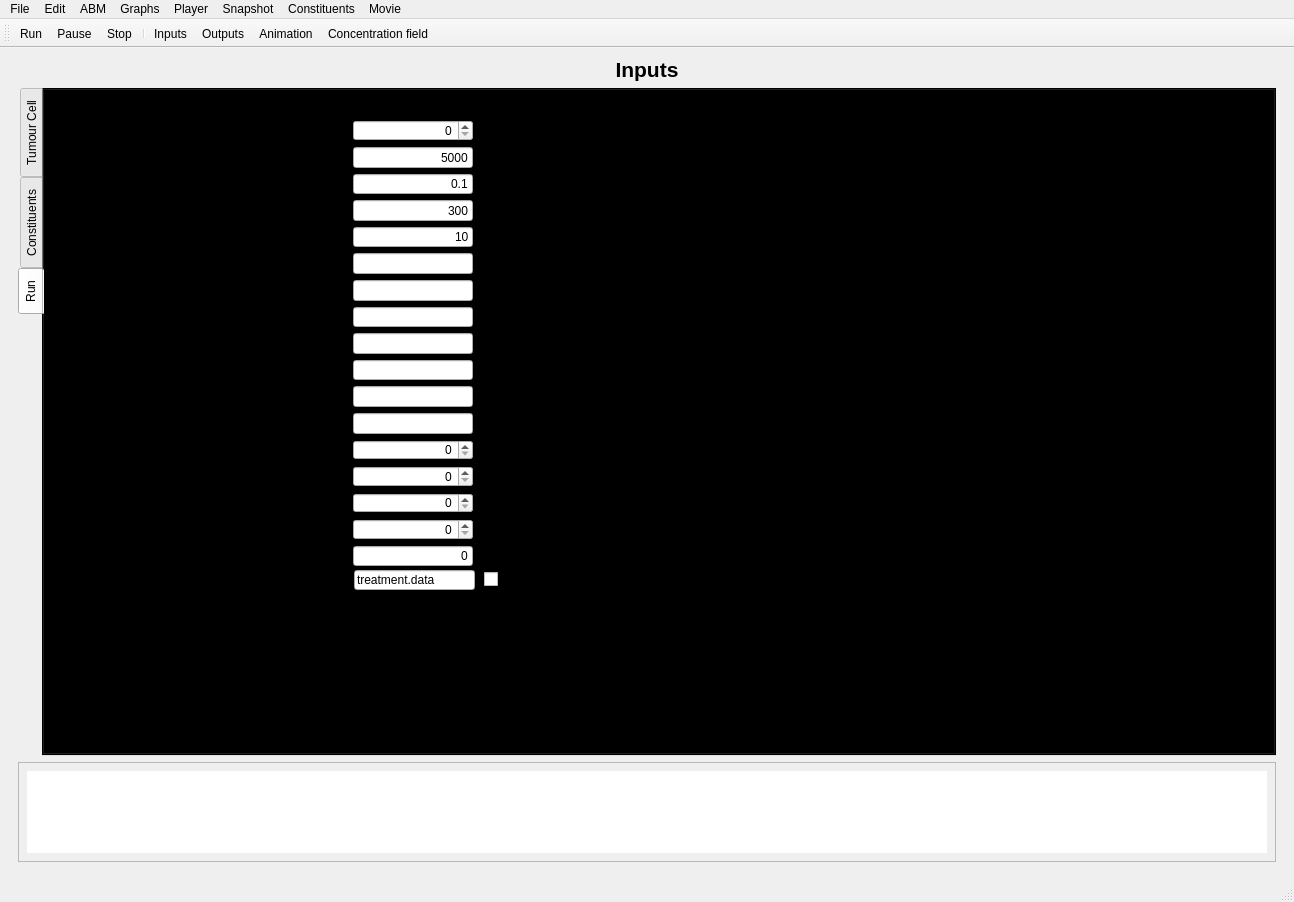
First picture: the form in GUI/spheroid_GUI.ui, repository gibbogle/spheroid-abm, before the edit.
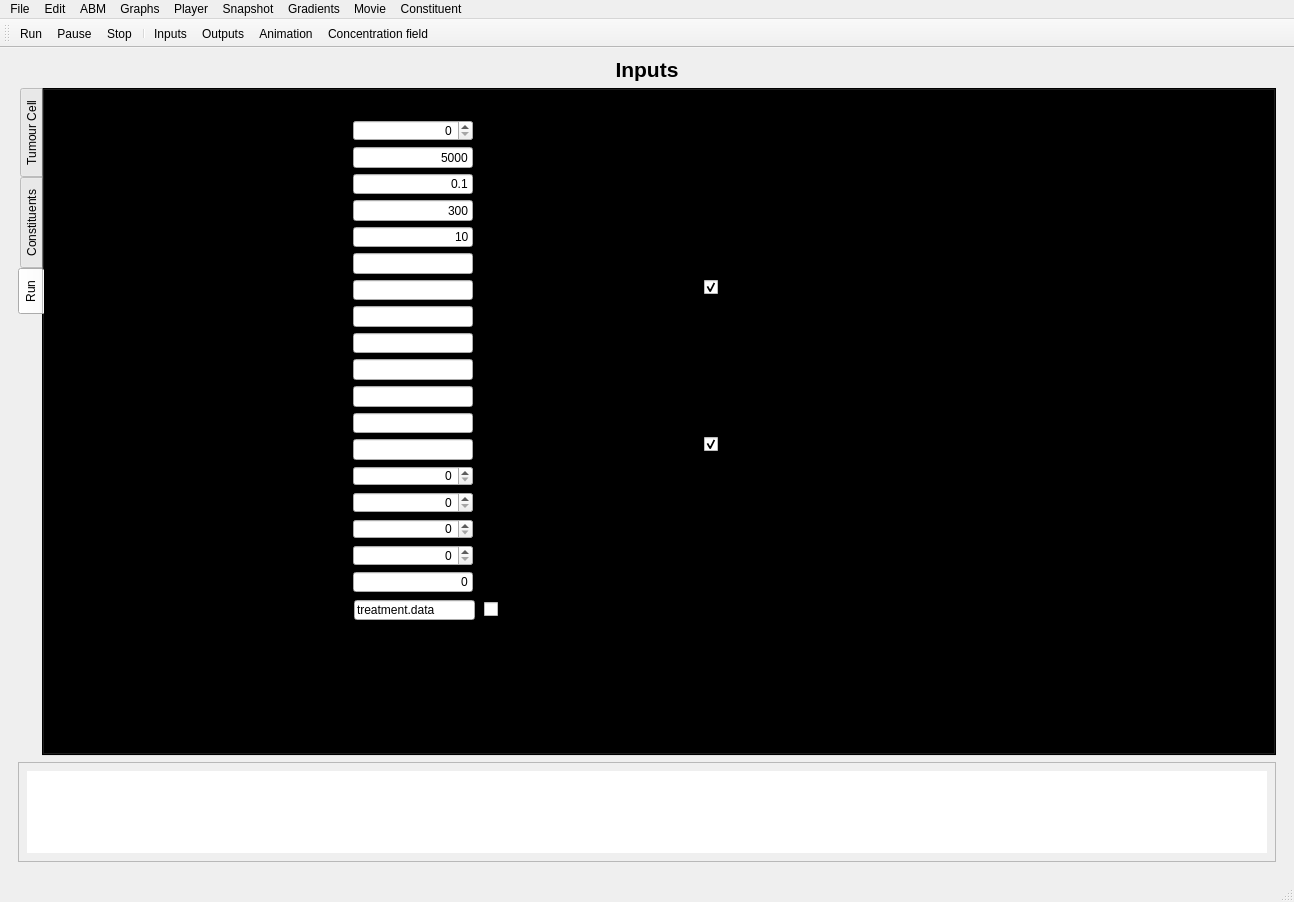
Second picture: the form after the edit. The open tabs and pages were chosen to show the change. Icons and pictures are not drawn. Custom widgets are drawn as their Qt base class.

Commit message: Changed graphs to allow dynamic selection etc

```diff
--- a/GUI/spheroid_GUI.ui
+++ b/GUI/spheroid_GUI.ui
@@ -1087,7 +1087,7 @@
               <x>30</x>
               <y>30</y>
               <width>431</width>
-              <height>446</height>
+              <height>472</height>
              </rect>
             </property>
             <layout class="QGridLayout" name="gridLayout_4">
@@ -1172,7 +1172,7 @@
                </property>
               </spacer>
              </item>
-             <item row="12" column="0">
+             <item row="13" column="0">
               <widget class="QMyLabel" name="label_SEED1">
                <property name="mouseTracking">
                 <bool>false</bool>
@@ -1188,7 +1188,7 @@
                </property>
               </widget>
              </item>
-             <item row="12" column="1">
+             <item row="13" column="1">
               <spacer name="horizontalSpacer_30">
                <property name="orientation">
                 <enum>Qt::Horizontal</enum>
@@ -1201,7 +1201,7 @@
                </property>
               </spacer>
              </item>
-             <item row="12" column="2">
+             <item row="13" column="2">
               <widget class="QSpinBox" name="spin_SEED1">
                <property name="maximumSize">
                 <size>
@@ -1217,7 +1217,7 @@
                </property>
               </widget>
              </item>
-             <item row="13" column="0">
+             <item row="14" column="0">
               <widget class="QMyLabel" name="label_SEED2">
                <property name="mouseTracking">
                 <bool>false</bool>
@@ -1233,7 +1233,7 @@
                </property>
               </widget>
              </item>
-             <item row="13" column="1">
+             <item row="14" column="1">
               <spacer name="horizontalSpacer_31">
                <property name="orientation">
                 <enum>Qt::Horizontal</enum>
@@ -1246,7 +1246,7 @@
                </property>
               </spacer>
              </item>
-             <item row="13" column="2">
+             <item row="14" column="2">
               <widget class="QSpinBox" name="spin_SEED2">
                <property name="maximumSize">
                 <size>
@@ -1278,7 +1278,7 @@
                </property>
               </widget>
              </item>
-             <item row="15" column="0">
+             <item row="16" column="0">
               <widget class="QMyLabel" name="label_NT_ANIMATION">
                <property name="toolTip">
                 <string>animation update interval</string>
@@ -1288,7 +1288,7 @@
                </property>
               </widget>
              </item>
-             <item row="15" column="1">
+             <item row="16" column="1">
               <spacer name="horizontalSpacer_32">
                <property name="orientation">
                 <enum>Qt::Horizontal</enum>
@@ -1301,7 +1301,7 @@
                </property>
               </spacer>
              </item>
-             <item row="15" column="2">
+             <item row="16" column="2">
               <widget class="QSpinBox" name="spin_NT_ANIMATION">
                <property name="maximumSize">
                 <size>
@@ -1324,7 +1324,7 @@
                </property>
               </widget>
              </item>
-             <item row="14" column="0">
+             <item row="15" column="0">
               <widget class="QMyLabel" name="label_NCPU">
                <property name="toolTip">
                 <string>animation update interval</string>
@@ -1334,7 +1334,7 @@
                </property>
               </widget>
              </item>
-             <item row="14" column="1">
+             <item row="15" column="1">
               <spacer name="horizontalSpacer_34">
                <property name="orientation">
                 <enum>Qt::Horizontal</enum>
@@ -1347,7 +1347,7 @@
                </property>
               </spacer>
              </item>
-             <item row="14" column="2">
+             <item row="15" column="2">
               <widget class="QSpinBox" name="spin_NCPU">
                <property name="maximumSize">
                 <size>
@@ -1363,7 +1363,7 @@
                </property>
               </widget>
              </item>
-             <item row="16" column="2">
+             <item row="17" column="2">
               <widget class="QLineEdit" name="line_TEST_CASE">
                <property name="maximumSize">
                 <size>
@@ -1379,14 +1379,14 @@
                </property>
               </widget>
              </item>
-             <item row="16" column="0">
+             <item row="17" column="0">
               <widget class="QMyLabel" name="label_TEST_CASE">
                <property name="text">
                 <string>label_TEST_CASE</string>
                </property>
               </widget>
              </item>
-             <item row="16" column="1">
+             <item row="17" column="1">
               <spacer name="horizontalSpacer_33">
                <property name="orientation">
                 <enum>Qt::Horizontal</enum>
@@ -1629,7 +1629,7 @@
              <item row="10" column="0">
               <widget class="QMyLabel" name="label_DEATH_THRESHOLD">
                <property name="text">
-                <string>label_DEATH_THRESHOLD</string>
+                <string>label_MM_THRESHOLD</string>
                </property>
               </widget>
              </item>
@@ -1673,14 +1673,14 @@
                </property>
               </widget>
              </item>
-             <item row="11" column="0">
-              <widget class="QMyLabel" name="label_T_HYPOXIC_LIMIT">
+             <item row="12" column="0">
+              <widget class="QMyLabel" name="label_T_ANOXIC_LIMIT">
                <property name="text">
-                <string>label_T_HYPOXIC_LIMIT</string>
+                <string>label_T_ANOXIC_LIMIT</string>
                </property>
               </widget>
              </item>
-             <item row="11" column="1">
+             <item row="12" column="1">
               <spacer name="horizontalSpacer_42">
                <property name="orientation">
                 <enum>Qt::Horizontal</enum>
@@ -1693,8 +1693,8 @@
                </property>
               </spacer>
              </item>
-             <item row="11" column="2">
-              <widget class="QLineEdit" name="line_T_HYPOXIC_LIMIT">
+             <item row="12" column="2">
+              <widget class="QLineEdit" name="line_T_ANOXIC_LIMIT">
                <property name="maximumSize">
                 <size>
                  <width>120</width>
@@ -1706,7 +1706,7 @@
                </property>
               </widget>
              </item>
-             <item row="11" column="3">
+             <item row="12" column="3">
               <widget class="QLabel" name="units_T_HYPOXIC_LIMIT">
                <property name="text">
                 <string>hrs</string>
@@ -1753,13 +1753,46 @@
                </property>
               </widget>
              </item>
+             <item row="11" column="0">
+              <widget class="QMyLabel" name="label_ANOXIA_FACTOR">
+               <property name="text">
+                <string>label_ANOXIA_FACTOR</string>
+               </property>
+              </widget>
+             </item>
+             <item row="11" column="1">
+              <spacer name="horizontalSpacer">
+               <property name="orientation">
+                <enum>Qt::Horizontal</enum>
+               </property>
+               <property name="sizeHint" stdset="0">
+                <size>
+                 <width>40</width>
+                 <height>20</height>
+                </size>
+               </property>
+              </spacer>
+             </item>
+             <item row="11" column="2">
+              <widget class="QLineEdit" name="line_ANOXIA_FACTOR">
+               <property name="maximumSize">
+                <size>
+                 <width>120</width>
+                 <height>16777215</height>
+                </size>
+               </property>
+               <property name="alignment">
+                <set>Qt::AlignRight|Qt::AlignTrailing|Qt::AlignVCenter</set>
+               </property>
+              </widget>
+             </item>
             </layout>
            </widget>
            <widget class="QMyLabel" name="label_TREATMENT_FILE">
             <property name="geometry">
              <rect>
               <x>200</x>
-              <y>480</y>
+              <y>510</y>
               <width>101</width>
               <height>21</height>
              </rect>
@@ -1772,7 +1805,7 @@
             <property name="geometry">
              <rect>
               <x>310</x>
-              <y>480</y>
+              <y>510</y>
               <width>121</width>
               <height>20</height>
              </rect>
@@ -1785,7 +1818,7 @@
             <property name="geometry">
              <rect>
               <x>440</x>
-              <y>480</y>
+              <y>510</y>
               <width>51</width>
               <height>18</height>
              </rect>
@@ -1794,6 +1827,86 @@
              <string>Used</string>
             </property>
            </widget>
+           <widget class="QLabel" name="label_graphs">
+            <property name="geometry">
+             <rect>
+              <x>660</x>
+              <y>30</y>
+              <width>61</width>
+              <height>16</height>
+             </rect>
+            </property>
+            <property name="font">
+             <font>
+              <pointsize>13</pointsize>
+             </font>
+            </property>
+            <property name="text">
+             <string>Graphs</string>
+            </property>
+           </widget>
+           <widget class="QWidget" name="verticalLayoutWidget">
+            <property name="geometry">
+             <rect>
+              <x>660</x>
+              <y>50</y>
+              <width>160</width>
+              <height>451</height>
+             </rect>
+            </property>
+            <layout class="QVBoxLayout" name="verticalLayout_graphs" stretch="0,0">
+             <property name="spacing">
+              <number>0</number>
+             </property>
+             <property name="sizeConstraint">
+              <enum>QLayout::SetNoConstraint</enum>
+             </property>
+             <item>
+              <widget class="QCheckBox" name="checkBox_vol">
+               <property name="minimumSize">
+                <size>
+                 <width>0</width>
+                 <height>20</height>
+                </size>
+               </property>
+               <property name="maximumSize">
+                <size>
+                 <width>16777215</width>
+                 <height>20</height>
+                </size>
+               </property>
+               <property name="text">
+                <string>Cell Volume Distribution</string>
+               </property>
+               <property name="checked">
+                <bool>true</bool>
+               </property>
+              </widget>
+             </item>
+             <item>
+              <widget class="QCheckBox" name="checkBox_conc">
+               <property name="minimumSize">
+                <size>
+                 <width>0</width>
+                 <height>20</height>
+                </size>
+               </property>
+               <property name="maximumSize">
+                <size>
+                 <width>16777215</width>
+                 <height>20</height>
+                </size>
+               </property>
+               <property name="text">
+                <string>Concentration Profile</string>
+               </property>
+               <property name="checked">
+                <bool>true</bool>
+               </property>
+              </widget>
+             </item>
+            </layout>
+           </widget>
           </widget>
          </widget>
         </item>
@@ -2242,9 +2355,12 @@
     </property>
     <addaction name="action_save_snapshot"/>
    </widget>
-   <widget class="QMenu" name="menuConstituents">
+   <widget class="QMenu" name="menuGradients">
+    <property name="toolTip">
+     <string>Display consituent gradient fields</string>
+    </property>
     <property name="title">
-     <string>Constituents</string>
+     <string>Gradients</string>
     </property>
     <addaction name="action_show_gradient3D"/>
     <addaction name="action_show_gradient2D"/>
@@ -2256,14 +2372,24 @@
     <addaction name="action_start_recording"/>
     <addaction name="action_stop_recording"/>
    </widget>
+   <widget class="QMenu" name="menuConstituent">
+    <property name="enabled">
+     <bool>true</bool>
+    </property>
+    <property name="title">
+     <string>Constituent</string>
+    </property>
+    <addaction name="action_select_constituent"/>
+   </widget>
    <addaction name="menuFile"/>
    <addaction name="menuEdit"/>
    <addaction name="menuABM"/>
    <addaction name="menuGraphs"/>
    <addaction name="menuPlayer"/>
    <addaction name="menuSnapshot"/>
-   <addaction name="menuConstituents"/>
+   <addaction name="menuGradients"/>
    <addaction name="menuRecord"/>
+   <addaction name="menuConstituent"/>
   </widget>
   <widget class="QStatusBar" name="statusbar"/>
   <widget class="QToolBar" name="toolBar1">
```
Left out of the diff: 33 changed lines with no effect on the pictures. The commit also changes 15 other files.
